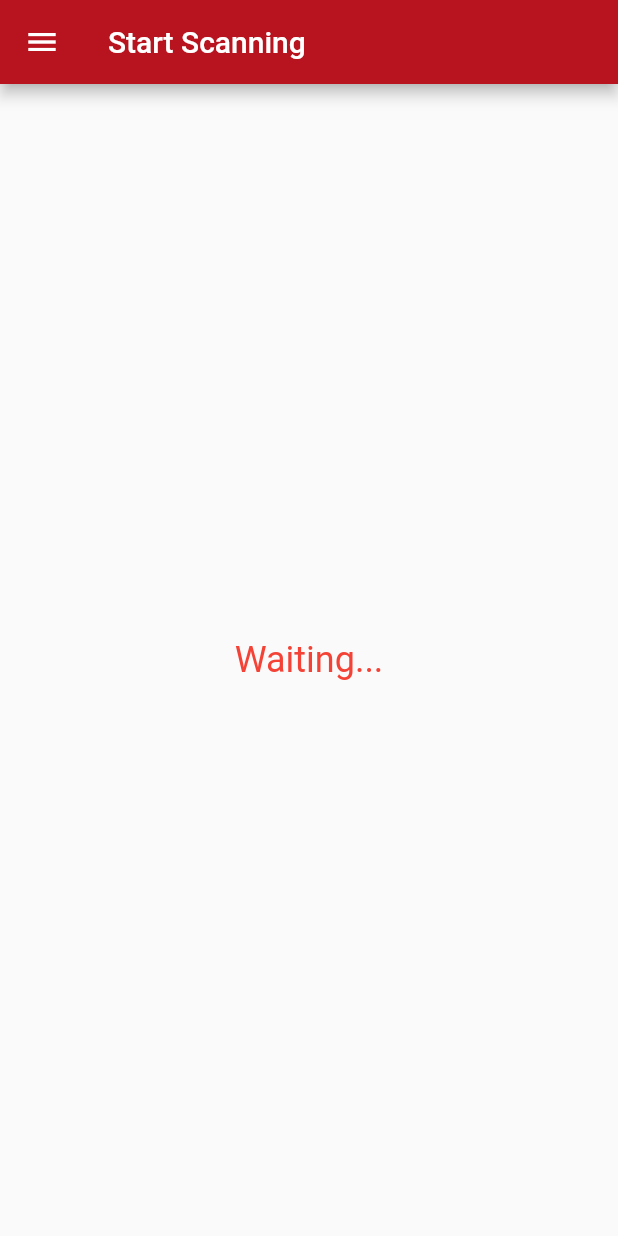
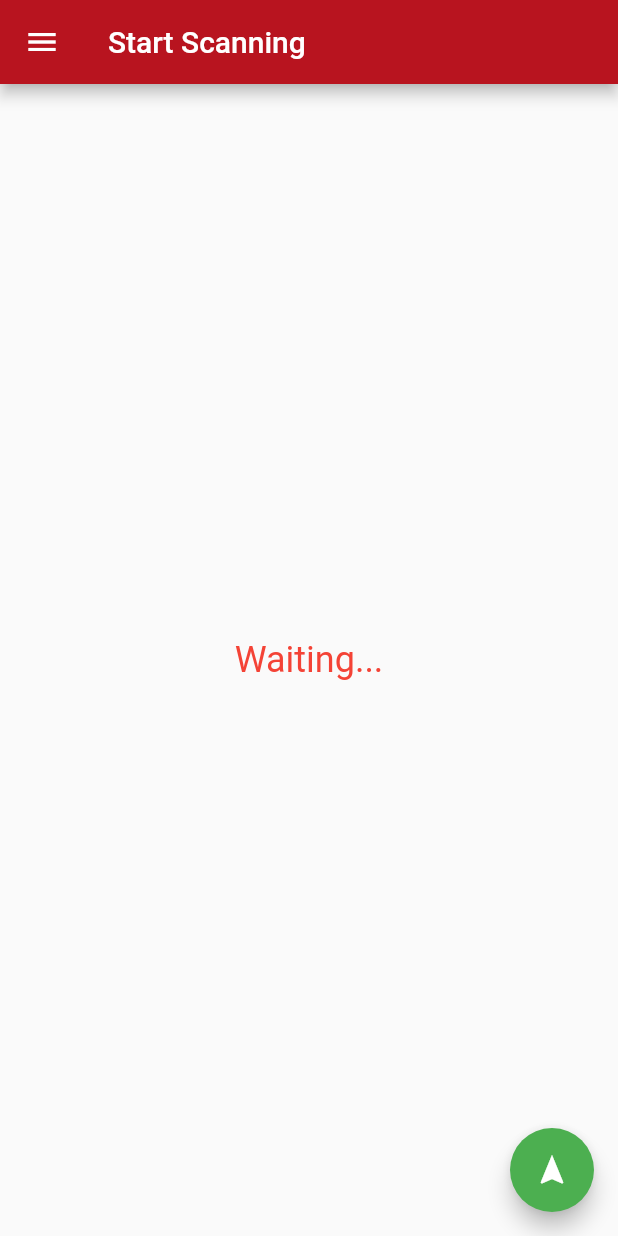
Before and after one commit to pagman/keyless2, a Flutter app: the screen it shows after launch, on a phone screen of 412 x 824 dp. Run offline on Flutter 3.47's test engine with Material 2 defaults, Android fonts, the phone set to English and light mode, and no system bars; our stand-ins replace flutter_blue, slider_button; missing offline and left inert: flutter_picker.

Commit message:
floating start scan

```diff
--- a/lib/main.dart
+++ b/lib/main.dart
@@ -279,6 +279,13 @@ Widget build(BuildContext context) {
             ),],
           ),
     ),
+    floatingActionButton: FloatingActionButton(
+      onPressed: () {
+        startScan();
+      },
+      child: Icon(Icons.navigation),
+      backgroundColor: Colors.green,
+    ),
   );
 }
 
```
